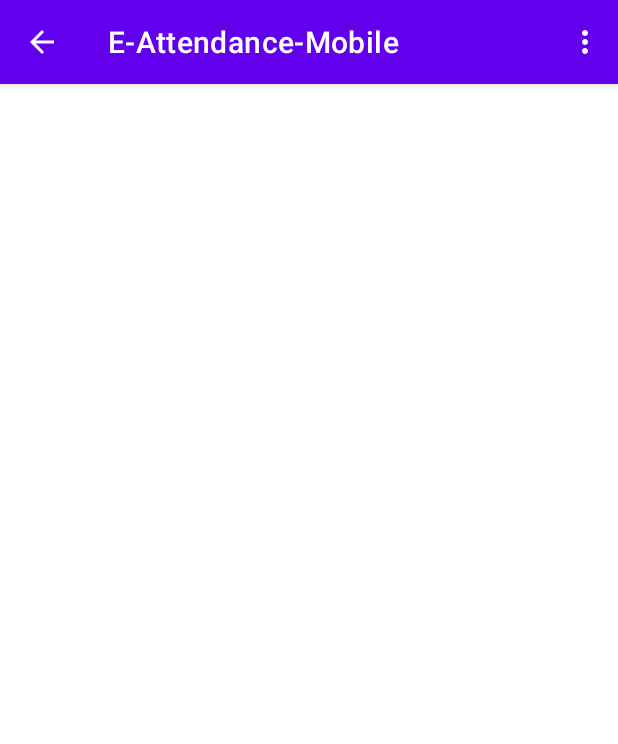
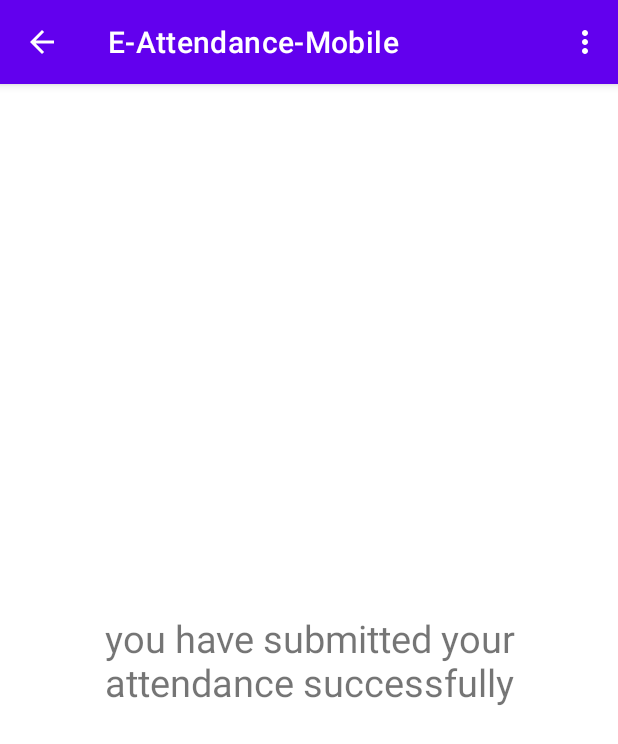
Before and after one commit to SA52-TEAM03/e-attendance-mobile, an Android app: the AttendanceSuccessActivity screen opened directly, with no data from a screen before it, on a phone screen of 412 x 824 dp. Shown: the top 744 px of the screen. Run offline under Robolectric (Android 15) with nearby library versions, the phone set to English and light mode, and no system bars.

Commit message:
attendance_success layout added

```diff
--- a/app/src/main/java/sa52/team03/adproject/FaceAuthenticationActivity.java
+++ b/app/src/main/java/sa52/team03/adproject/FaceAuthenticationActivity.java
@@ -79,6 +79,7 @@ public class FaceAuthenticationActivity extends AppCompatActivity {
                     String GroupId = result_json.getJSONObject("result").getJSONArray("user_list").getJSONObject(0).getString("group_id");
                     int userId = result_json.getJSONObject("result").getJSONArray("user_list").getJSONObject(0).getInt("user_id");
                     Toast.makeText(getApplicationContext(), "welcome " + GroupId + " " + userId, Toast.LENGTH_SHORT).show();
+                    startActivity(new Intent(FaceAuthenticationActivity.this, AttendanceSuccessActivity.class));
                 }
             } catch (IOException | JSONException e) {
                 e.printStackTrace();
--- a/app/src/main/res/layout/activity_attendance_success.xml
+++ b/app/src/main/res/layout/activity_attendance_success.xml
@@ -1,9 +1,18 @@
 <?xml version="1.0" encoding="utf-8"?>
-<androidx.constraintlayout.widget.ConstraintLayout xmlns:android="http://schemas.android.com/apk/res/android"
-    xmlns:app="http://schemas.android.com/apk/res-auto"
+<LinearLayout
+    xmlns:android="http://schemas.android.com/apk/res/android"
     xmlns:tools="http://schemas.android.com/tools"
     android:layout_width="match_parent"
     android:layout_height="match_parent"
+    android:gravity="center"
     tools:context=".AttendanceSuccessActivity">
 
-</androidx.constraintlayout.widget.ConstraintLayout>
+    <TextView
+        android:layout_width="match_parent"
+        android:layout_height="wrap_content"
+        android:text="@string/submitted"
+        android:gravity="center"
+        android:textSize="25sp"
+        android:padding="10sp"/>
+
+</LinearLayout>
--- a/app/src/main/res/values/strings.xml
+++ b/app/src/main/res/values/strings.xml
@@ -8,5 +8,6 @@
     <string name="scan">please scan your face for authentication</string>
     <string name="cancel">cancel</string>
     <string name="student_username">Student username</string>
+    <string name="submitted">you have submitted your attendance successfully</string>
 
 </resources>
```
